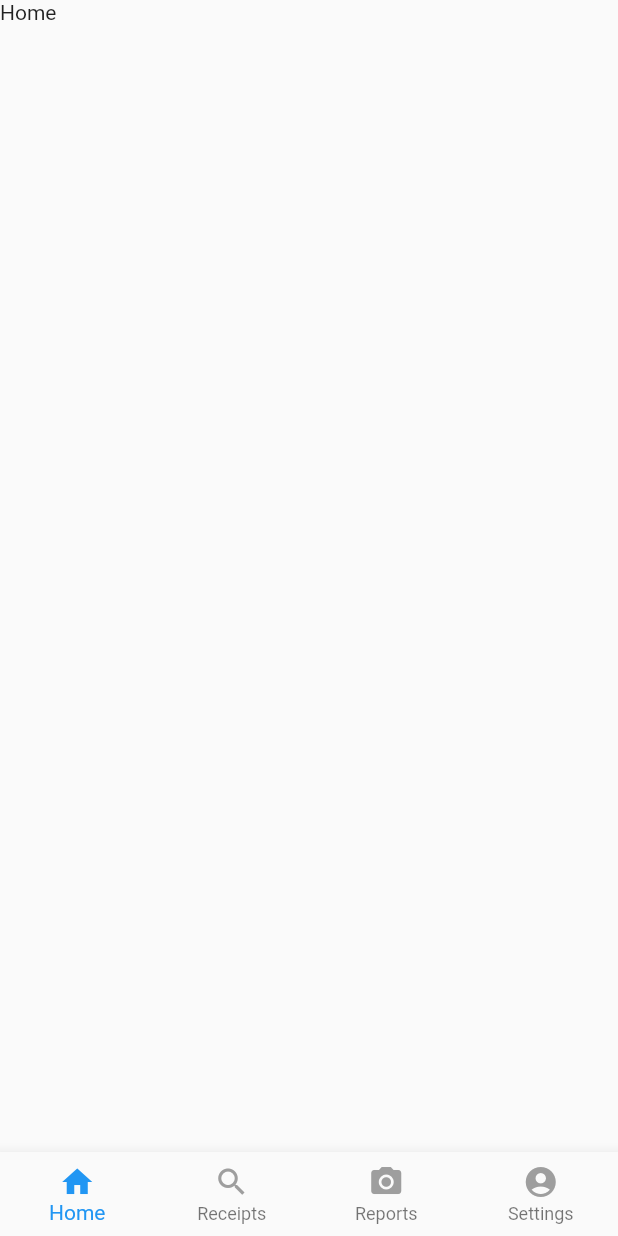
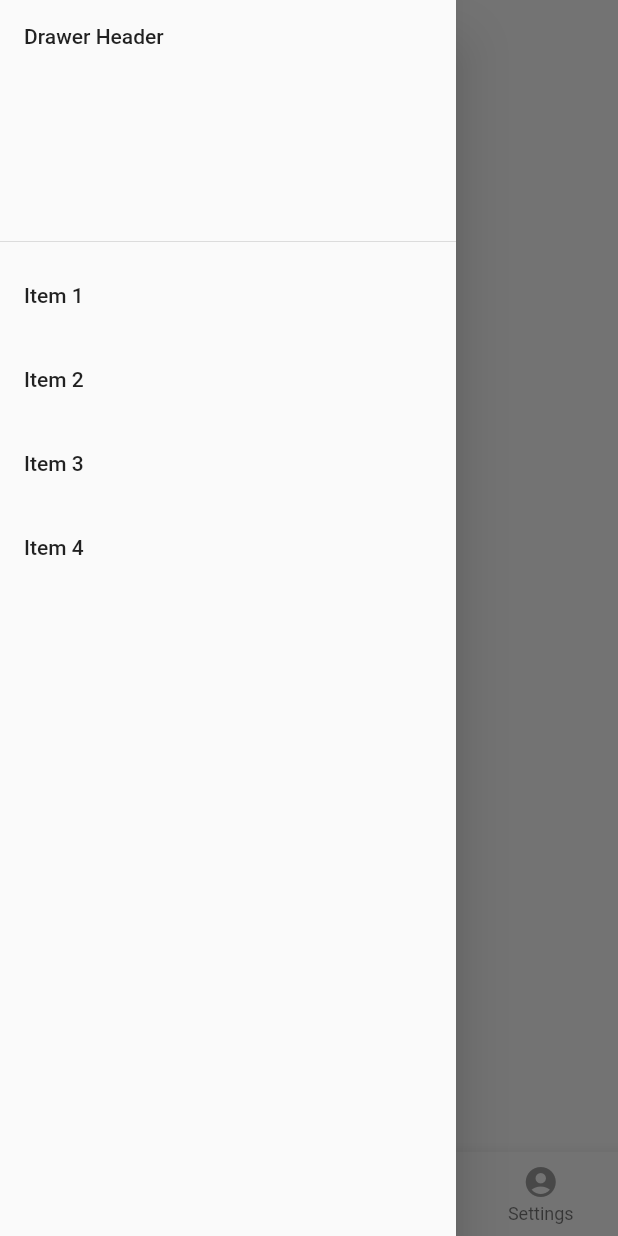
Before and after one commit to rong3000/ir, a Flutter app: the screen it shows after launch, with the side drawer open (before the commit the screen has no drawer), on a phone screen of 412 x 824 dp. Run offline on Flutter 3.47's test engine with Material 2 defaults, Android fonts, the phone set to English and light mode, and no system bars.

Commit message:
create drawer

```diff
--- a/lib/navigator/tab_navigator.dart
+++ b/lib/navigator/tab_navigator.dart
@@ -72,6 +72,27 @@ class _TabNavigatorState extends State<TabNavigator> {
                       color: _currentIndex != 3 ? _defaultColor : _activeColor),
                 )),
           ]),
+      drawer: Drawer(
+        child: ListView(
+          children: <Widget>[
+            DrawerHeader(
+              child: Text('Drawer Header'),
+            ),
+            ListTile(
+              title: Text('Item 1'),
+            ),
+            ListTile(
+              title: Text('Item 2'),
+            ),
+            ListTile(
+              title: Text('Item 3'),
+            ),
+            ListTile(
+              title: Text('Item 4'),
+            ),
+          ],
+        ),
+      ),
     );
   }
 }
--- a/lib/pages/home_page.dart
+++ b/lib/pages/home_page.dart
@@ -17,6 +17,7 @@ class _HomePageState extends State<HomePage> {
             context: context,
             child: Text('Home'),
           ),
+          Text('xxxxxxxxxx'),
         ],
       ),
     );
```
Also changed, not shown: pubspec.lock.
